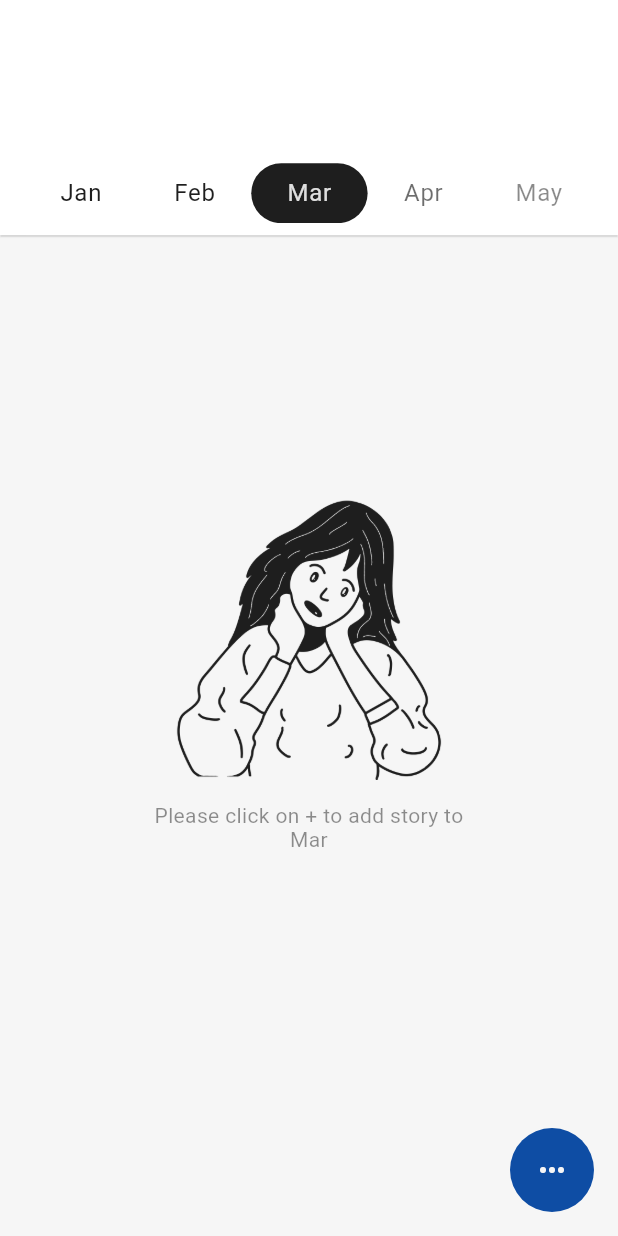
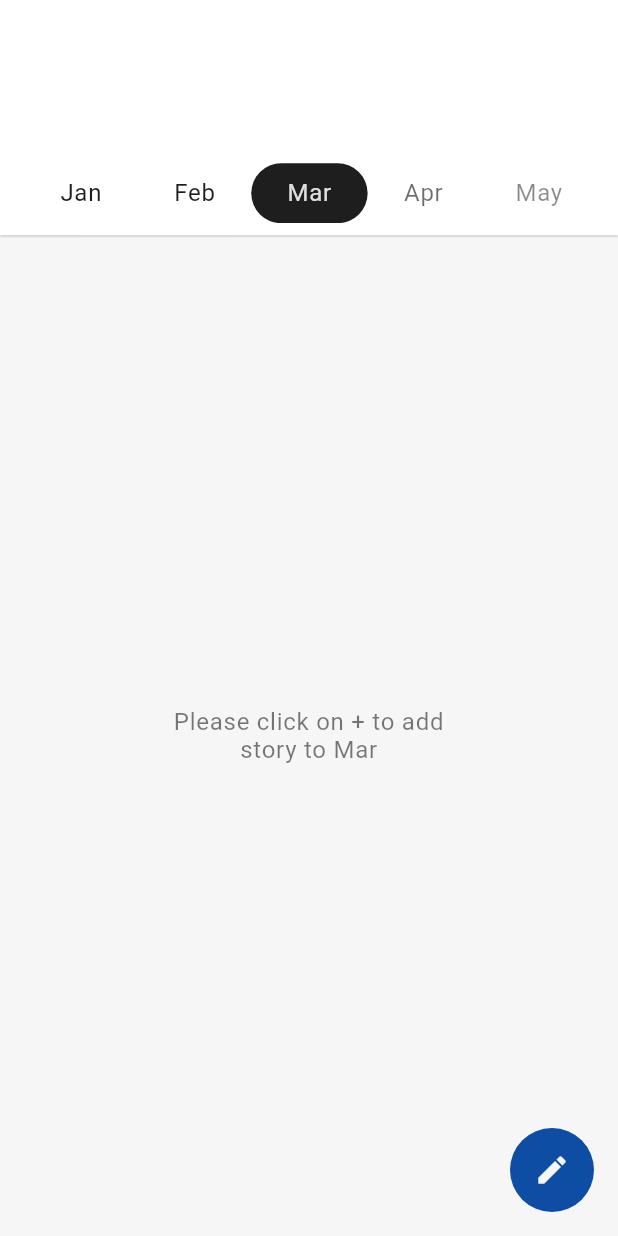
Before and after one commit to juniorise/storypad, a Flutter app: the HomeScreen screen opened directly, on a phone screen of 412 x 824 dp. Run offline on Flutter 3.47's test engine with Material 2 defaults, Android fonts, the phone set to English and light mode, and no system bars; drawn by our look-alikes of flutter_speed_dial; our stand-ins replace cloud_firestore, easy_localization, firebase_auth, firebase_core, flutter_hooks, google_sign_in and 8 more; missing offline and left inert: encrypt, flutter_quill; accounts and stored records are empty; statements that could not run were skipped.

Commit message:
update dark theme & set primary to red

```diff
--- a/lib/configs/theme_config.dart
+++ b/lib/configs/theme_config.dart
@@ -9,8 +9,6 @@ class ThemeConfig {
     splashColor: Colors.transparent,
     primaryColor: darkScheme.primary,
     iconTheme: IconThemeData(color: darkScheme.onSurface),
-    dividerColor: darkScheme.onBackground.withOpacity(0.08),
-    dividerTheme: DividerThemeData(thickness: 0.1),
     accentColor: darkScheme.onSurface,
     textTheme: textTheme.apply(
       bodyColor: darkScheme.onSurface,
@@ -26,9 +24,21 @@ class ThemeConfig {
                 states.contains(MaterialState.focused) ||
                 states.contains(MaterialState.hovered) ||
                 states.contains(MaterialState.selected)) {
-              return darkScheme.surface;
+              return darkScheme.primary;
             } else {
               return Colors.transparent;
+            }
+          },
+        ),
+        foregroundColor: MaterialStateProperty.resolveWith(
+          (states) {
+            if (states.contains(MaterialState.pressed) ||
+                states.contains(MaterialState.focused) ||
+                states.contains(MaterialState.hovered) ||
+                states.contains(MaterialState.selected)) {
+              return darkScheme.onPrimary;
+            } else {
+              return darkScheme.primary;
             }
           },
         ),
@@ -45,7 +55,10 @@ class ThemeConfig {
     primaryColor: lightScheme.primary,
     iconTheme: IconThemeData(color: lightScheme.onSurface),
     dividerColor: lightScheme.onBackground.withOpacity(0.08),
-    dividerTheme: DividerThemeData(thickness: 0.1),
+    dividerTheme: DividerThemeData(
+      thickness: 0.1,
+      color: lightScheme.onSurface.withOpacity(0.08),
+    ),
     accentColor: lightScheme.onSurface,
     textTheme: textTheme.apply(
       bodyColor: lightScheme.onSurface,
@@ -61,9 +74,21 @@ class ThemeConfig {
                 states.contains(MaterialState.focused) ||
                 states.contains(MaterialState.hovered) ||
                 states.contains(MaterialState.selected)) {
-              return lightScheme.surface;
+              return lightScheme.primary;
             } else {
               return Colors.transparent;
+            }
+          },
+        ),
+        foregroundColor: MaterialStateProperty.resolveWith(
+          (states) {
+            if (states.contains(MaterialState.pressed) ||
+                states.contains(MaterialState.focused) ||
+                states.contains(MaterialState.hovered) ||
+                states.contains(MaterialState.selected)) {
+              return lightScheme.onPrimary;
+            } else {
+              return lightScheme.primary;
             }
           },
         ),
@@ -71,7 +96,7 @@ class ThemeConfig {
     ),
   );
 
-  static const ColorScheme lightScheme = ColorScheme(
+  static final ColorScheme lightScheme = ColorScheme(
     background: Color(0xFFF6F6F6),
     surface: Color(0xFFFFFFFF),
     primary: Color(0xFF0E4DA4),
@@ -80,31 +105,41 @@ class ThemeConfig {
     onSurface: Color(0xFF1E1E1E),
     onPrimary: Color(0xFFFFFFFF),
     onSecondary: Color(0xFFFFFFFF),
-    primaryVariant: Color(0xFF0E4DA4),
-    secondaryVariant: Color(0xFF1E1E1E),
+    primaryVariant: Color(0xFF002674),
+    secondaryVariant: Color(0xFF000000),
     error: Color(0xFFE74C3C),
     onError: Color(0xFFFFFFFF),
     brightness: Brightness.light,
   );
 
-  static const ColorScheme darkScheme = ColorScheme(
+  static Color lighten(Color color, [double amount = 0.2]) {
+    assert(amount >= 0 && amount <= 1);
+
+    final hsl = HSLColor.fromColor(color);
+    final hslLight =
+        hsl.withLightness((hsl.lightness + amount).clamp(0.0, 1.0));
+
+    return hslLight.toColor();
+  }
+
+  static final ColorScheme darkScheme = ColorScheme(
     background: Color(0xFF121212),
     surface: Color(0xFF1E1E1E),
-    primary: Color(0xFFFFFFFF),
+    primary: Color(0xFFE74C3C),
     secondary: Color(0xFFFFFFFF),
     onBackground: Color(0xFFFFFFFF),
     onSurface: Color(0xFFFFFFFF),
     onPrimary: Color(0xFFFFFFFF),
     onSecondary: Color(0xFF1E1E1E),
-    primaryVariant: Color(0xFF0E4DA4),
-    secondaryVariant: Color(0xFF1E1E1E),
+    primaryVariant: Color(0xFFAE0C13),
+    secondaryVariant: Color(0xFFCCCCCC),
     error: Color(0xFFE74C3C),
     onError: Color(0xFFFFFFFF),
     brightness: Brightness.dark,
   );
 
   static TextTheme get textTheme {
-    final fontFamilyFallback = ["Kantumruy", "Quicksand"];
+    final fontFamilyFallback = ["Quicksand", "Kantumruy"];
     return TextTheme(
       headline1: TextStyle(
         fontSize: 98,
--- a/lib/widgets/w_more_faq_button.dart
+++ b/lib/widgets/w_more_faq_button.dart
@@ -39,8 +39,8 @@ class WMoreFaqButton extends StatelessWidget {
         valueListenable: faqNotifier,
         builder: (context, value, reader) {
           return SpeedDial(
-            icon: Icons.more_horiz,
-            activeIcon: Icons.more_horiz,
+            icon: Icons.create,
+            activeIcon: Icons.clear,
             buttonSize: kToolbarHeight,
             activeBackgroundColor: labelBackgroundColor,
             activeForegroundColor: buttonBackgroundColor,
@@ -55,7 +55,7 @@ class WMoreFaqButton extends StatelessWidget {
             // heroTag: 'speed-dial-hero-tag',
             backgroundColor: buttonBackgroundColor,
             foregroundColor: buttonForegroundColor,
-            elevation: faqNotifier.value ? 2.0 : 0,
+            elevation: faqNotifier.value ? 6.0 : 0,
             shape: CircleBorder(),
             onClose: () {
               onTapVibrate();
--- a/lib/widgets/w_no_data.dart
+++ b/lib/widgets/w_no_data.dart
@@ -11,7 +11,7 @@ class WNoData extends StatelessWidget {
 
   @override
   Widget build(BuildContext context) {
-    return LayoutBuilder(
+    final deprecated = LayoutBuilder(
       builder: (context, constrant) {
         bool tablet = constrant.maxWidth > constrant.maxHeight;
 
@@ -47,7 +47,7 @@ class WNoData extends StatelessWidget {
                             .textTheme
                             .bodyText1!
                             .color!
-                            .withOpacity(0.5)),
+                            .withOpacity(0.6)),
                   ),
                 ),
               ],
@@ -56,5 +56,30 @@ class WNoData extends StatelessWidget {
         );
       },
     );
+    print(deprecated);
+    return LayoutBuilder(
+      builder: (context, constrant) {
+        bool tablet = constrant.maxWidth > constrant.maxHeight;
+
+        return Center(
+          child: Container(
+            width: constrant.maxWidth / 2,
+            child: Text(
+              tr(
+                "msg.story.empty",
+                namedArgs: {'MONTH_NAME': monthName},
+              ),
+              textAlign: tablet ? TextAlign.start : TextAlign.center,
+              style: Theme.of(context).textTheme.bodyText1?.copyWith(
+                    color: Theme.of(context)
+                        .colorScheme
+                        .onBackground
+                        .withOpacity(0.6),
+                  ),
+            ),
+          ),
+        );
+      },
+    );
   }
 }
```
Also changed, not shown: lib/mixins/story_detail_method_mixin.dart (+7 -2 lines), lib/screens/ask_for_name_sheet.dart (+32 -25 lines), lib/screens/home_screen.dart (+19 -13 lines), lib/screens/story_detail_screen.dart (+11 -4 lines), lib/widgets/w_sliver_appbar.dart (+7 -7 lines), lib/widgets/w_snack_bar_action.dart (added, +111 -0 lines).
